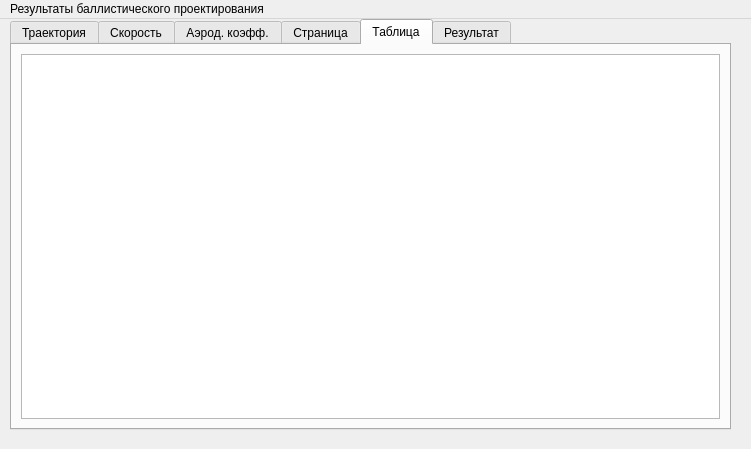
The window that Gui/resultwindow.ui (Soma247/Rocket) describes before a commit, drawn with Qt 5.
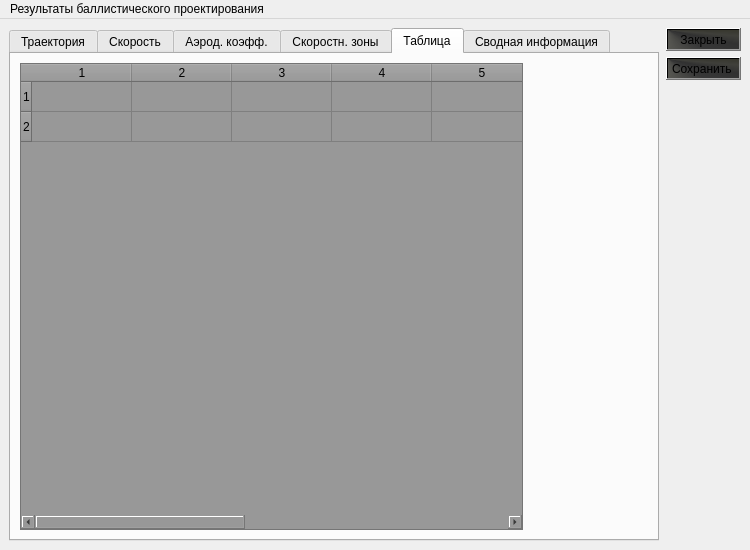
The same window after the commit. The open tabs and pages were chosen to show the change. Custom widgets are drawn as their Qt base class.

The edit to the form file:
```diff
--- a/Gui/resultwindow.ui
+++ b/Gui/resultwindow.ui
@@ -6,25 +6,51 @@
    <rect>
     <x>0</x>
     <y>0</y>
-    <width>751</width>
-    <height>449</height>
+    <width>750</width>
+    <height>550</height>
    </rect>
   </property>
+  <property name="sizePolicy">
+   <sizepolicy hsizetype="Fixed" vsizetype="Fixed">
+    <horstretch>0</horstretch>
+    <verstretch>0</verstretch>
+   </sizepolicy>
+  </property>
+  <property name="maximumSize">
+   <size>
+    <width>750</width>
+    <height>550</height>
+   </size>
+  </property>
   <property name="windowTitle">
    <string>MainWindow</string>
   </property>
+  <property name="tabShape">
+   <enum>QTabWidget::Triangular</enum>
+  </property>
   <widget class="QWidget" name="centralwidget">
+   <property name="sizePolicy">
+    <sizepolicy hsizetype="Fixed" vsizetype="Fixed">
+     <horstretch>0</horstretch>
+     <verstretch>0</verstretch>
+    </sizepolicy>
+   </property>
+   <property name="minimumSize">
+    <size>
+     <width>750</width>
+     <height>530</height>
+    </size>
+   </property>
+   <layout class="QGridLayout" name="gridLayout_5">
+    <item row="0" column="0">
+     <layout class="QHBoxLayout" name="horizontalLayout">
+      <item>
    <widget class="QTabWidget" name="tabs">
-    <property name="geometry">
-     <rect>
-      <x>10</x>
-      <y>0</y>
-      <width>721</width>
-      <height>411</height>
-     </rect>
+        <property name="styleSheet">
+         <string notr="true">background-color: qlineargradient(spread:pad, x1:0, y1:0, x2:1, y2:1, stop:0.0224719 rgba(17, 17, 17, 227), stop:0.106742 rgba(19, 19, 19, 252), stop:0.179775 rgba(19, 19, 17, 231), stop:0.258427 rgba(33, 33, 31, 252), stop:0.365169 rgba(24, 24, 24, 235), stop:0.483146 rgba(26, 26, 26, 250), stop:0.617978 rgba(30, 30, 30, 248), stop:0.735955 rgba(24, 24, 24, 231), stop:0.842697 rgba(19, 19, 19, 227), stop:0.853933 rgba(21, 21, 21, 231), stop:0.921348 rgba(26, 22, 19, 234), stop:1 rgba(39, 39, 39, 247));</string>
     </property>
     <property name="currentIndex">
-     <number>3</number>
+         <number>0</number>
     </property>
     <widget class="QWidget" name="tab">
      <attribute name="title">
@@ -32,7 +58,18 @@
      </attribute>
      <layout class="QGridLayout" name="gridLayout">
       <item row="0" column="0">
-       <widget class="QChartView" name="chart_traect"/>
+           <widget class="QChartView" name="chart_traect">
+            <property name="styleSheet">
+             <string notr="true">background-color: qconicalgradient(cx:0, cy:1, angle:281.613, stop:0.0224719 rgba(130, 15, 15, 213), stop:0.162011 rgba(147, 42, 32, 231), stop:0.258427 rgba(206, 29, 4, 174), stop:0.365169 rgba(128, 26, 26, 199), stop:0.47486 rgba(185, 45, 38, 181), stop:0.483146 rgba(126, 58, 44, 209), stop:0.625698 rgba(124, 25, 0, 211), stop:0.724719 rgba(152, 19, 0, 159), stop:0.842697 rgba(193, 37, 37, 215), stop:0.921348 rgba(209, 26, 0, 234), stop:0.949438 rgba(199, 35, 35, 206), stop:1 rgba(74, 74, 57, 255));
+color: rgb(185, 185, 185);</string>
+            </property>
+            <property name="frameShape">
+             <enum>QFrame::StyledPanel</enum>
+            </property>
+            <property name="frameShadow">
+             <enum>QFrame::Plain</enum>
+            </property>
+           </widget>
       </item>
      </layout>
     </widget>
@@ -42,7 +79,11 @@
      </attribute>
      <layout class="QGridLayout" name="gridLayout_2">
       <item row="0" column="0">
-       <widget class="QChartView" name="chart_V"/>
+           <widget class="QChartView" name="chart_V">
+            <property name="styleSheet">
+             <string notr="true">background-color: qconicalgradient(cx:0, cy:1, angle:281.613, stop:0.0224719 rgba(130, 15, 15, 213), stop:0.162011 rgba(147, 42, 32, 231), stop:0.258427 rgba(206, 29, 4, 174), stop:0.365169 rgba(128, 26, 26, 199), stop:0.47486 rgba(185, 45, 38, 181), stop:0.483146 rgba(126, 58, 44, 209), stop:0.625698 rgba(124, 25, 0, 211), stop:0.724719 rgba(152, 19, 0, 159), stop:0.842697 rgba(193, 37, 37, 215), stop:0.921348 rgba(209, 26, 0, 234), stop:0.949438 rgba(199, 35, 35, 206), stop:1 rgba(74, 74, 57, 255));</string>
+            </property>
+           </widget>
       </item>
      </layout>
     </widget>
@@ -52,48 +93,205 @@
      </attribute>
      <layout class="QGridLayout" name="gridLayout_3">
       <item row="0" column="0">
-       <widget class="QChartView" name="chart_cxcy"/>
+           <widget class="QChartView" name="chart_cxcy">
+            <property name="styleSheet">
+             <string notr="true">background-color: qconicalgradient(cx:0, cy:1, angle:281.613, stop:0.0224719 rgba(130, 15, 15, 213), stop:0.162011 rgba(147, 42, 32, 231), stop:0.258427 rgba(206, 29, 4, 174), stop:0.365169 rgba(128, 26, 26, 199), stop:0.47486 rgba(185, 45, 38, 181), stop:0.483146 rgba(126, 58, 44, 209), stop:0.625698 rgba(124, 25, 0, 211), stop:0.724719 rgba(152, 19, 0, 159), stop:0.842697 rgba(193, 37, 37, 215), stop:0.921348 rgba(209, 26, 0, 234), stop:0.949438 rgba(199, 35, 35, 206), stop:1 rgba(74, 74, 57, 255));</string>
+            </property>
+           </widget>
       </item>
      </layout>
     </widget>
     <widget class="QWidget" name="tab_6">
      <attribute name="title">
-      <string>Страница</string>
-     </attribute>
+          <string>Скоростн. зоны</string>
+         </attribute>
+         <layout class="QGridLayout" name="gridLayout_7">
+          <item row="0" column="0">
      <widget class="QChartView" name="chart_zones">
-      <property name="geometry">
-       <rect>
-        <x>10</x>
-        <y>10</y>
-        <width>699</width>
-        <height>366</height>
-       </rect>
-      </property>
-     </widget>
+            <property name="styleSheet">
+             <string notr="true">background-color: qconicalgradient(cx:0, cy:1, angle:281.613, stop:0.0224719 rgba(130, 15, 15, 213), stop:0.162011 rgba(147, 42, 32, 231), stop:0.258427 rgba(206, 29, 4, 174), stop:0.365169 rgba(128, 26, 26, 199), stop:0.47486 rgba(185, 45, 38, 181), stop:0.483146 rgba(126, 58, 44, 209), stop:0.625698 rgba(124, 25, 0, 211), stop:0.724719 rgba(152, 19, 0, 159), stop:0.842697 rgba(193, 37, 37, 215), stop:0.921348 rgba(209, 26, 0, 234), stop:0.949438 rgba(199, 35, 35, 206), stop:1 rgba(74, 74, 57, 255));</string>
+            </property>
+           </widget>
+          </item>
+         </layout>
     </widget>
     <widget class="QWidget" name="tab_5">
      <attribute name="title">
       <string>Таблица</string>
      </attribute>
+         <layout class="QGridLayout" name="gridLayout_6">
+          <item row="0" column="0">
      <layout class="QGridLayout" name="gridLayout_4">
       <item row="0" column="0">
-       <widget class="QTableWidget" name="table_all"/>
+             <widget class="QTableWidget" name="table_all">
+              <property name="autoFillBackground">
+               <bool>true</bool>
+              </property>
+              <property name="styleSheet">
+               <string notr="true">background-color: rgb(152, 152, 152);
+color: rgb(0, 0, 0);</string>
+              </property>
+              <property name="editTriggers">
+               <set>QAbstractItemView::NoEditTriggers</set>
+              </property>
+              <property name="textElideMode">
+               <enum>Qt::ElideMiddle</enum>
+              </property>
+              <property name="showGrid">
+               <bool>true</bool>
+              </property>
+              <property name="gridStyle">
+               <enum>Qt::SolidLine</enum>
+              </property>
+              <property name="rowCount">
+               <number>2</number>
+              </property>
+              <property name="columnCount">
+               <number>9</number>
+              </property>
+              <row/>
+              <row/>
+              <column/>
+              <column/>
+              <column/>
+              <column/>
+              <column/>
+              <column/>
+              <column/>
+              <column/>
+              <column/>
+             </widget>
+            </item>
+            <item row="0" column="1">
+             <spacer name="verticalSpacer">
+              <property name="orientation">
+               <enum>Qt::Vertical</enum>
+              </property>
+              <property name="sizeType">
+               <enum>QSizePolicy::Fixed</enum>
+              </property>
+              <property name="sizeHint" stdset="0">
+               <size>
+                <width>125</width>
+                <height>363</height>
+               </size>
+              </property>
+             </spacer>
+            </item>
+           </layout>
       </item>
      </layout>
     </widget>
     <widget class="QWidget" name="tab_4">
      <attribute name="title">
-      <string>Результат</string>
-     </attribute>
-    </widget>
-   </widget>
+          <string>Сводная информация</string>
+         </attribute>
+         <layout class="QGridLayout" name="gridLayout_8">
+          <item row="0" column="0">
+           <widget class="QTextBrowser" name="textBrowser">
+            <property name="styleSheet">
+             <string notr="true">background-color: qconicalgradient(cx:0, cy:1, angle:281.613, stop:0.0224719 rgba(130, 15, 15, 213), stop:0.162011 rgba(83, 23, 18, 231), stop:0.258427 rgba(145, 20, 2, 174), stop:0.365169 rgba(158, 32, 32, 199), stop:0.47486 rgba(152, 10, 3, 181), stop:0.483146 rgba(126, 58, 44, 209), stop:0.625698 rgba(145, 29, 0, 211), stop:0.724719 rgba(152, 19, 0, 159), stop:0.842697 rgba(161, 31, 31, 215), stop:0.921348 rgba(191, 23, 0, 234), stop:0.949438 rgba(199, 35, 35, 206), stop:1 rgba(74, 74, 57, 255));</string>
+            </property>
+           </widget>
+          </item>
+         </layout>
+        </widget>
+       </widget>
+      </item>
+      <item>
+       <spacer name="verticalSpacer_2">
+        <property name="orientation">
+         <enum>Qt::Vertical</enum>
+        </property>
+        <property name="sizeType">
+         <enum>QSizePolicy::Fixed</enum>
+        </property>
+        <property name="sizeHint" stdset="0">
+         <size>
+          <width>1</width>
+          <height>418</height>
+         </size>
+        </property>
+       </spacer>
+      </item>
+      <item>
+       <layout class="QVBoxLayout" name="verticalLayout_2">
+        <item>
+         <layout class="QVBoxLayout" name="verticalLayout">
+          <item>
+           <widget class="QPushButton" name="pushButton_2">
+            <property name="sizePolicy">
+             <sizepolicy hsizetype="Fixed" vsizetype="Fixed">
+              <horstretch>0</horstretch>
+              <verstretch>0</verstretch>
+             </sizepolicy>
+            </property>
+            <property name="maximumSize">
+             <size>
+              <width>75</width>
+              <height>16777215</height>
+             </size>
+            </property>
+            <property name="styleSheet">
+             <string notr="true">background-color: qconicalgradient(cx:0, cy:0, angle:170.1, stop:0 rgba(81, 81, 73, 69), stop:0.235955 rgba(92, 92, 83, 231), stop:0.353933 rgba(51, 51, 51, 250), stop:0.423533 rgba(49, 49, 49, 255), stop:0.477581 rgba(58, 58, 53, 248), stop:0.55 rgba(51, 51, 40, 255), stop:0.57754 rgba(58, 54, 37, 130), stop:0.625 rgba(58, 58, 51, 69), stop:0.921348 rgba(26, 22, 19, 234), stop:1 rgba(74, 74, 57, 255));</string>
+            </property>
+            <property name="text">
+             <string>Закрыть</string>
+            </property>
+           </widget>
+          </item>
+          <item>
+           <widget class="QPushButton" name="pushButton_3">
+            <property name="sizePolicy">
+             <sizepolicy hsizetype="Fixed" vsizetype="Fixed">
+              <horstretch>0</horstretch>
+              <verstretch>0</verstretch>
+             </sizepolicy>
+            </property>
+            <property name="maximumSize">
+             <size>
+              <width>75</width>
+              <height>16777215</height>
+             </size>
+            </property>
+            <property name="styleSheet">
+             <string notr="true">background-color: qconicalgradient(cx:0, cy:0, angle:170.1, stop:0 rgba(81, 81, 73, 69), stop:0.235955 rgba(92, 92, 83, 231), stop:0.353933 rgba(51, 51, 51, 250), stop:0.423533 rgba(49, 49, 49, 255), stop:0.477581 rgba(58, 58, 53, 248), stop:0.55 rgba(51, 51, 40, 255), stop:0.57754 rgba(58, 54, 37, 130), stop:0.625 rgba(58, 58, 51, 69), stop:0.921348 rgba(26, 22, 19, 234), stop:1 rgba(74, 74, 57, 255));</string>
+            </property>
+            <property name="text">
+             <string>Сохранить </string>
+            </property>
+           </widget>
+          </item>
+         </layout>
+        </item>
+        <item>
+         <spacer name="horizontalSpacer">
+          <property name="orientation">
+           <enum>Qt::Horizontal</enum>
+          </property>
+          <property name="sizeType">
+           <enum>QSizePolicy::Fixed</enum>
+          </property>
+          <property name="sizeHint" stdset="0">
+           <size>
+            <width>75</width>
+            <height>500</height>
+           </size>
+          </property>
+         </spacer>
+        </item>
+       </layout>
+      </item>
+     </layout>
+    </item>
+   </layout>
   </widget>
   <widget class="QMenuBar" name="menubar">
    <property name="geometry">
     <rect>
      <x>0</x>
      <y>0</y>
-     <width>751</width>
+     <width>750</width>
      <height>20</height>
     </rect>
    </property>
```
Lines whose indentation alone changed are shown as unchanged.
